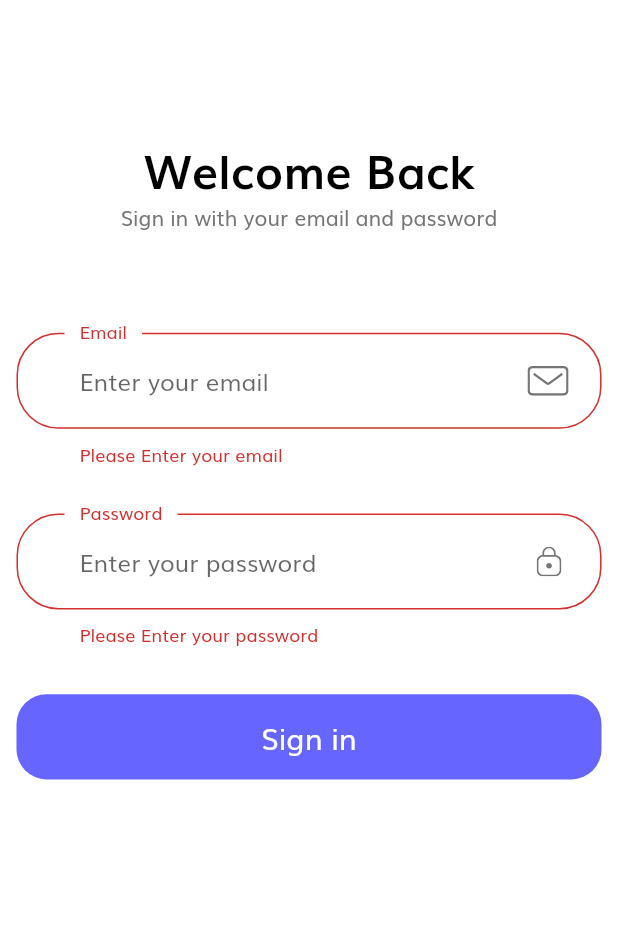
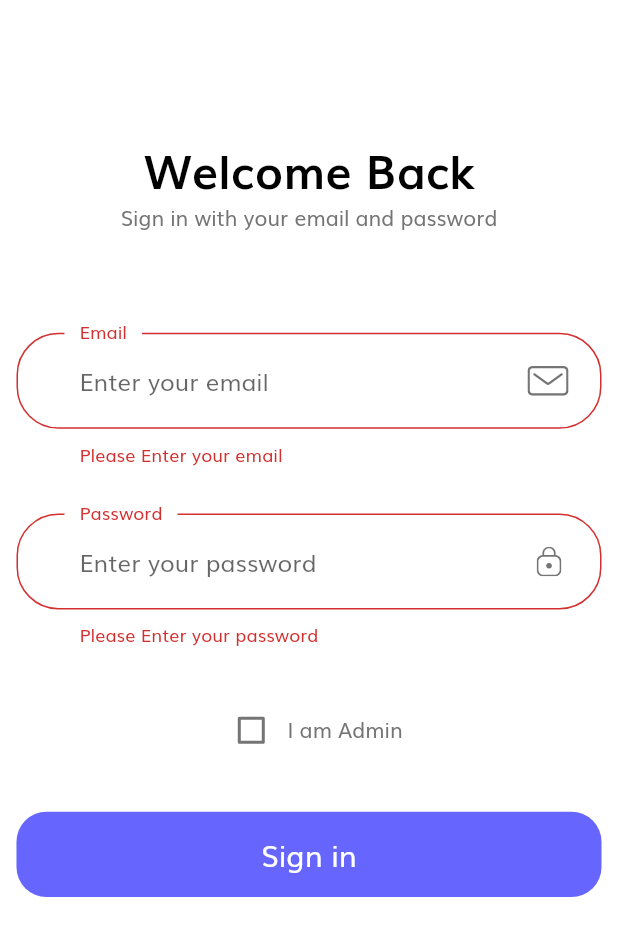
Before and after one commit to rahul-badgujar/app-automatic-toll-detection, a Flutter app: the screen it shows after launch, after a tap on "Sign in", on a phone screen of 412 x 824 dp. Shown: the top 936 px of the screen. Run offline on Flutter 3.47's test engine with Material 2 defaults, Android fonts, the phone set to English and light mode, and no system bars; our stand-ins replace flutter_svg.

Commit message:
added admin checkbox on login

```diff
--- a/lib/constants.dart
+++ b/lib/constants.dart
@@ -3,6 +3,8 @@ import 'package:flutter/material.dart';
 import 'size_config.dart';
 
 const String appName = "Automatic Toll App";
+
+enum AuthRole { admin, user }
 
 const kPrimaryColor = Color.fromARGB(255, 102, 102, 255);
 const kPrimaryLightColor = Color(0xFFFFECDF);
--- a/lib/page/login/widget/login_form.dart
+++ b/lib/page/login/widget/login_form.dart
@@ -15,9 +15,11 @@ class LoginForm extends StatefulWidget {
 class _LoginFormState extends State<LoginForm> {
   final _formkey = GlobalKey<FormState>();
 
-  final TextEditingController emailFieldController = TextEditingController();
+  final emailFieldController = TextEditingController();
 
-  final TextEditingController passwordFieldController = TextEditingController();
+  final passwordFieldController = TextEditingController();
+
+  final isAdminLoginChangeNotifier = ValueNotifier<bool>(false);
 
   @override
   void dispose() {
@@ -40,12 +42,34 @@ class _LoginFormState extends State<LoginForm> {
           SizedBox(height: getProportionateScreenHeight(30)),
           buildPasswordFormField(),
           SizedBox(height: getProportionateScreenHeight(30)),
+          buildRoleField(),
+          SizedBox(height: getProportionateScreenHeight(30)),
           DefaultButton(
             text: "Sign in",
             press: signInButtonCallback,
           ),
         ],
       ),
+    );
+  }
+
+  Widget buildRoleField() {
+    return Row(
+      mainAxisAlignment: MainAxisAlignment.center,
+      children: [
+        ValueListenableBuilder(
+          valueListenable: isAdminLoginChangeNotifier,
+          builder: (context, isAdminLogin, _) {
+            return Checkbox(
+              value: isAdminLoginChangeNotifier.value,
+              onChanged: (event) {
+                isAdminLoginChangeNotifier.value = event ?? false;
+              },
+            );
+          },
+        ),
+        const Text("I am Admin"),
+      ],
     );
   }
 
--- a/lib/theme.dart
+++ b/lib/theme.dart
@@ -1,3 +1,5 @@
+import 'dart:math';
+
 import 'package:flutter/material.dart';
 import 'package:flutter/services.dart';
 
@@ -7,7 +9,7 @@ ThemeData theme() {
   return ThemeData(
     scaffoldBackgroundColor: Colors.white,
     fontFamily: "Muli",
-    primarySwatch: Colors.deepOrange,
+    primarySwatch: generateMaterialColor(kPrimaryColor),
     appBarTheme: appBarTheme(),
     textTheme: textTheme(),
     inputDecorationTheme: inputDecorationTheme(),
@@ -63,3 +65,36 @@ AppBarTheme appBarTheme() {
     centerTitle: true,
   );
 }
+
+MaterialColor generateMaterialColor(Color color) {
+  return MaterialColor(color.value, {
+    50: tintColor(color, 0.9),
+    100: tintColor(color, 0.8),
+    200: tintColor(color, 0.6),
+    300: tintColor(color, 0.4),
+    400: tintColor(color, 0.2),
+    500: color,
+    600: shadeColor(color, 0.1),
+    700: shadeColor(color, 0.2),
+    800: shadeColor(color, 0.3),
+    900: shadeColor(color, 0.4),
+  });
+}
+
+int tintValue(int value, double factor) {
+  return max(0, min((value + ((255 - value) * factor)).round(), 255));
+}
+
+Color tintColor(Color color, double factor) {
+  return Color.fromRGBO(tintValue(color.red, factor),
+      tintValue(color.green, factor), tintValue(color.blue, factor), 1);
+}
+
+int shadeValue(int value, double factor) {
+  return max(0, min(value - (value * factor).round(), 255));
+}
+
+Color shadeColor(Color color, double factor) {
+  return Color.fromRGBO(shadeValue(color.red, factor),
+      shadeValue(color.green, factor), shadeValue(color.blue, factor), 1);
+}
```
